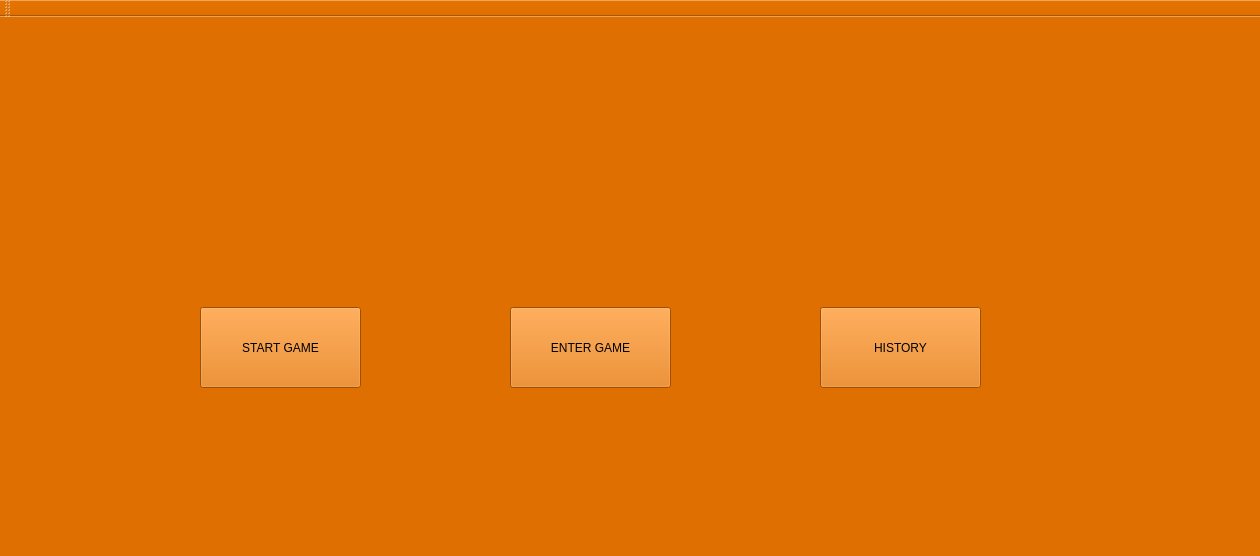
BogdanDeaconu/ProjectModernCpp, file ProjectModernCpp/Client/Meniu.ui: the form before one commit.
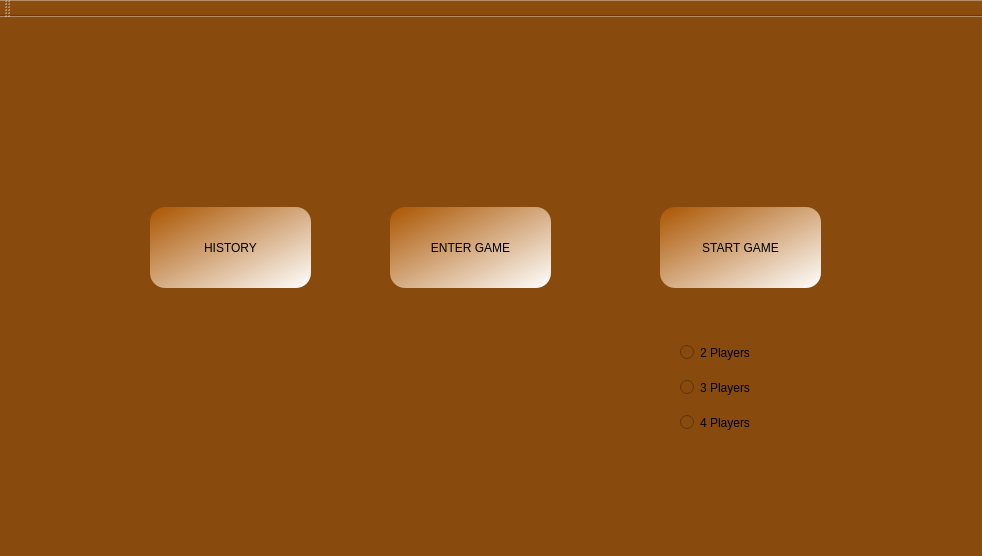
The form after the commit. Icons and pictures are not drawn.

The edit to the form file:
```diff
--- a/ProjectModernCpp/Client/Meniu.ui
+++ b/ProjectModernCpp/Client/Meniu.ui
@@ -6,7 +6,7 @@
    <rect>
     <x>0</x>
     <y>0</y>
-    <width>1260</width>
+    <width>982</width>
     <height>556</height>
    </rect>
   </property>
@@ -14,18 +14,23 @@
    <string>Meniu</string>
   </property>
   <property name="styleSheet">
-   <string notr="true">background-color: rgb(222, 111, 0);</string>
+   <string notr="true">
+background-color: rgb(136, 75, 13);</string>
   </property>
   <widget class="QWidget" name="centralWidget">
    <widget class="QPushButton" name="pushButton">
     <property name="geometry">
      <rect>
-      <x>510</x>
-      <y>290</y>
+      <x>390</x>
+      <y>190</y>
       <width>161</width>
       <height>81</height>
      </rect>
     </property>
+    <property name="styleSheet">
+     <string notr="true">background-color: qlineargradient(spread:pad, x1:0, y1:0, x2:1, y2:1, stop:0 rgba(170, 85, 0, 255), stop:1 rgba(255, 255, 255, 255));
+border-radius: 15px</string>
+    </property>
     <property name="text">
      <string>ENTER GAME</string>
     </property>
@@ -33,12 +38,17 @@
    <widget class="QPushButton" name="pushButton_2">
     <property name="geometry">
      <rect>
-      <x>200</x>
-      <y>290</y>
+      <x>660</x>
+      <y>190</y>
       <width>161</width>
       <height>81</height>
      </rect>
     </property>
+    <property name="styleSheet">
+     <string notr="true">
+background-color: qlineargradient(spread:pad, x1:0, y1:0, x2:1, y2:1, stop:0 rgba(170, 85, 0, 255), stop:1 rgba(255, 255, 255, 255));
+border-radius: 15px</string>
+    </property>
     <property name="text">
      <string>START GAME</string>
     </property>
@@ -46,16 +56,79 @@
    <widget class="QPushButton" name="pushButton_3">
     <property name="geometry">
      <rect>
-      <x>820</x>
-      <y>290</y>
+      <x>150</x>
+      <y>190</y>
       <width>161</width>
       <height>81</height>
      </rect>
     </property>
+    <property name="styleSheet">
+     <string notr="true">background-color: qlineargradient(spread:pad, x1:0, y1:0, x2:1, y2:1, stop:0 rgba(170, 85, 0, 255), stop:1 rgba(255, 255, 255, 255));
+border-radius: 15px</string>
+    </property>
     <property name="text">
      <string>HISTORY</string>
     </property>
    </widget>
+   <widget class="QFrame" name="frame">
+    <property name="geometry">
+     <rect>
+      <x>210</x>
+      <y>20</y>
+      <width>591</width>
+      <height>111</height>
+     </rect>
+    </property>
+    <property name="styleSheet">
+     <string notr="true">image: url(:/Client/triviador-logo.png);
+border-radius: 15px</string>
+    </property>
+    <property name="frameShape">
+     <enum>QFrame::StyledPanel</enum>
+    </property>
+    <property name="frameShadow">
+     <enum>QFrame::Raised</enum>
+    </property>
+   </widget>
+   <widget class="QRadioButton" name="radioButton">
+    <property name="geometry">
+     <rect>
+      <x>680</x>
+      <y>320</y>
+      <width>141</width>
+      <height>31</height>
+     </rect>
+    </property>
+    <property name="text">
+     <string>2 Players</string>
+    </property>
+   </widget>
+   <widget class="QRadioButton" name="radioButton_2">
+    <property name="geometry">
+     <rect>
+      <x>680</x>
+      <y>360</y>
+      <width>141</width>
+      <height>21</height>
+     </rect>
+    </property>
+    <property name="text">
+     <string>3 Players</string>
+    </property>
+   </widget>
+   <widget class="QRadioButton" name="radioButton_3">
+    <property name="geometry">
+     <rect>
+      <x>680</x>
+      <y>390</y>
+      <width>151</width>
+      <height>31</height>
+     </rect>
+    </property>
+    <property name="text">
+     <string>4 Players</string>
+    </property>
+   </widget>
   </widget>
   <widget class="QMenuBar" name="menuBar">
    <property name="geometry">
```
Left out of the diff: 12 changed lines with no effect on the pictures.
